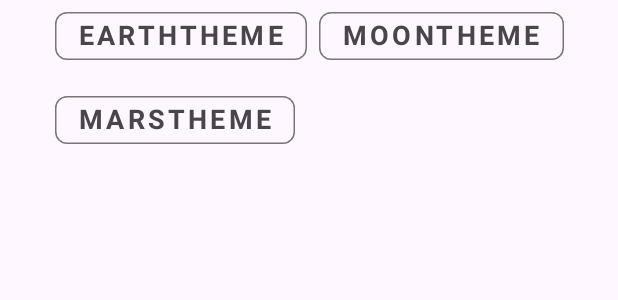
After one commit to metulia/MaterialYuliiaApp, an Android app: the layout fragment_settings.xml on its own in the app's theme, with its tools: preview values and no code run, on a phone screen of 412 x 824 dp. The commit adds this screen. Shown: the top 300 px of the screen. Run offline under Robolectric (Android 15) with nearby library versions, the phone set to English and light mode, and no system bars; Roboto replaces fonts that are not available here.

Commit message:
added SettingsFragment.kt

```diff
--- a/app/build.gradle
+++ b/app/build.gradle
@@ -53,6 +53,7 @@ dependencies {
     implementation 'androidx.constraintlayout:constraintlayout:2.1.4'
     implementation 'androidx.navigation:navigation-fragment-ktx:2.5.3'
     implementation 'androidx.navigation:navigation-ui-ktx:2.5.3'
+    implementation 'androidx.preference:preference:1.2.0'
     testImplementation 'junit:junit:4.13.2'
     androidTestImplementation 'androidx.test.ext:junit:1.1.5'
     androidTestImplementation 'androidx.test.espresso:espresso-core:3.5.1'
--- a/app/src/main/java/com/example/materialyuliiaapp/ui/MainActivity.kt
+++ b/app/src/main/java/com/example/materialyuliiaapp/ui/MainActivity.kt
@@ -6,6 +6,7 @@ import androidx.core.view.WindowCompat
 import androidx.navigation.ui.AppBarConfiguration
 import com.example.materialyuliiaapp.R
 import com.example.materialyuliiaapp.databinding.ActivityMainBinding
+import com.example.materialyuliiaapp.ui.picture.PictureOfTheDayFragment
 
 class MainActivity : AppCompatActivity() {
 
@@ -16,7 +17,7 @@ class MainActivity : AppCompatActivity() {
         WindowCompat.setDecorFitsSystemWindows(window, false)
         super.onCreate(savedInstanceState)
 
-        //setTheme(R.style.MyMoonTheme)
+        setTheme(R.style.MyMarsTheme)
         binding = ActivityMainBinding.inflate(layoutInflater)
         setContentView(binding.root)
 
--- a/app/src/main/java/com/example/materialyuliiaapp/ui/AppState.kt
+++ b/app/src/main/java/com/example/materialyuliiaapp/ui/picture/AppState.kt
@@ -1,4 +1,4 @@
-package com.example.materialyuliiaapp.ui
+package com.example.materialyuliiaapp.ui.picture
 
 import com.example.materialyuliiaapp.data.PictureOfTheDayResponseData
 
--- a/app/src/main/java/com/example/materialyuliiaapp/ui/MyImageView.kt
+++ b/app/src/main/java/com/example/materialyuliiaapp/ui/picture/MyImageView.kt
@@ -1,4 +1,4 @@
-package com.example.materialyuliiaapp.ui
+package com.example.materialyuliiaapp.ui.picture
 
 import android.content.Context
 import android.util.AttributeSet
--- a/app/src/main/java/com/example/materialyuliiaapp/ui/PictureOfTheDayViewModel.kt
+++ b/app/src/main/java/com/example/materialyuliiaapp/ui/picture/PictureOfTheDayViewModel.kt
@@ -1,4 +1,4 @@
-package com.example.materialyuliiaapp.ui
+package com.example.materialyuliiaapp.ui.picture
 
 import android.os.Build
 import androidx.annotation.RequiresApi
--- /dev/null
+++ b/app/src/main/res/layout/fragment_settings.xml
@@ -0,0 +1,45 @@
+<?xml version="1.0" encoding="utf-8"?>
+<androidx.constraintlayout.widget.ConstraintLayout xmlns:android="http://schemas.android.com/apk/res/android"
+    xmlns:app="http://schemas.android.com/apk/res-auto"
+    xmlns:tools="http://schemas.android.com/tools"
+    android:layout_width="match_parent"
+    android:layout_height="match_parent"
+    android:visibility="visible"
+    tools:context=".ui.settings.SettingsFragment">
+
+    <com.google.android.material.chip.ChipGroup
+        android:id="@+id/chip_group_theme"
+        android:layout_width="wrap_content"
+        android:layout_height="wrap_content"
+        app:layout_constraintEnd_toEndOf="parent"
+        app:layout_constraintStart_toStartOf="parent"
+        app:layout_constraintTop_toTopOf="parent"
+        app:singleSelection="true">
+
+        <com.google.android.material.chip.Chip
+            android:id="@+id/chip_earth"
+            style="@style/Widget.Material3.Chip.Suggestion"
+            android:layout_width="wrap_content"
+            android:layout_height="wrap_content"
+            android:text="@string/earth">
+        </com.google.android.material.chip.Chip>
+
+        <com.google.android.material.chip.Chip
+            android:id="@+id/chip_moon"
+            style="@style/Widget.Material3.Chip.Suggestion"
+            android:layout_width="wrap_content"
+            android:layout_height="wrap_content"
+            android:text="@string/moon">
+        </com.google.android.material.chip.Chip>
+
+        <com.google.android.material.chip.Chip
+            android:id="@+id/chip_mars"
+            style="@style/Widget.Material3.Chip.Suggestion"
+            android:layout_width="wrap_content"
+            android:layout_height="wrap_content"
+            android:text="@string/mars">
+        </com.google.android.material.chip.Chip>
+
+    </com.google.android.material.chip.ChipGroup>
+
+</androidx.constraintlayout.widget.ConstraintLayout>
--- /dev/null
+++ b/app/src/main/res/menu/menu_bottom_navigation.xml
@@ -0,0 +1,4 @@
+<?xml version="1.0" encoding="utf-8"?>
+<menu xmlns:android="http://schemas.android.com/apk/res/android">
+
+</menu>
--- a/app/src/main/res/values/strings.xml
+++ b/app/src/main/res/values/strings.xml
@@ -16,5 +16,9 @@
     <string name="wiki_helper_text">Поищите термин в Википедии</string>
     <string name="favourite">Favourite</string>
     <string name="search">Search</string>
+    <string name="earth">EarthTheme</string>
+    <string name="moon">MoonTheme</string>
+    <string name="mars">MarsTheme</string>
+
 
 </resources>
--- a/app/src/main/res/values/themes.xml
+++ b/app/src/main/res/values/themes.xml
@@ -7,6 +7,15 @@
         <item name="textAppearanceLabelLarge">@style/MyTextAppearanceBody2</item>
         <item name="colorOnSurface">?attr/myColor</item>
         <item name="android:statusBarColor">@color/black</item>
+
+        <item name="windowActionBar">false</item>
+        <item name="android:windowNoTitle">true</item>
+
+        <item name="bottomAppBarStyle">@style/MyBottomAppBarStyle</item>
+    </style>
+
+    <style name="MyBottomAppBarStyle" parent="Widget.Material3.BottomAppBar">
+        <item name="navigationIconTint">@color/white</item>
     </style>
 
     <style name="MyEarthTheme" parent="Base.Theme.MaterialYuliiaApp">
```
Also changed, not shown: app/src/main/java/com/example/materialyuliiaapp/ui/drawer/BottomNavigationDrawerFragment.kt (added, +8 -0 lines), app/src/main/java/com/example/materialyuliiaapp/ui/picture/PictureOfTheDayFragment.kt (renamed from app/src/main/java/com/example/materialyuliiaapp/ui/PictureOfTheDayFragment.kt, +17 -8 lines), app/src/main/java/com/example/materialyuliiaapp/ui/settings/SettingsFragment.kt (added, +34 -0 lines), app/src/main/res/layout/bottom_navigation_layout.xml (added, +21 -0 lines), app/src/main/res/layout/fragment_picture_of_the_day.xml (+5 -3 lines).
